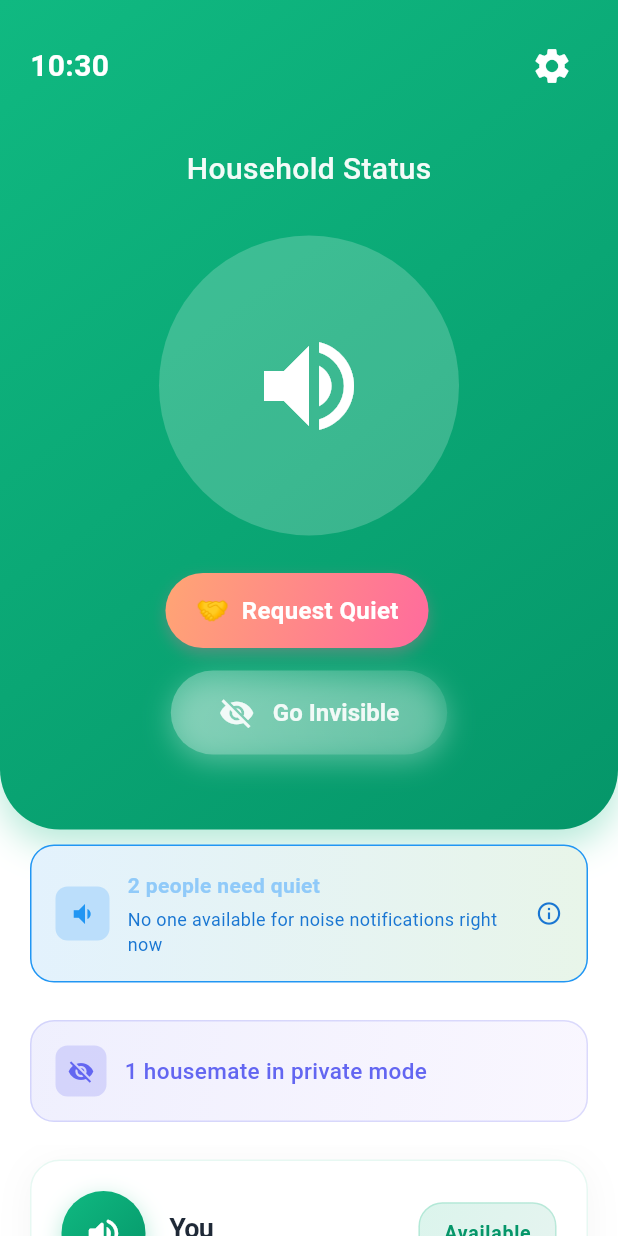
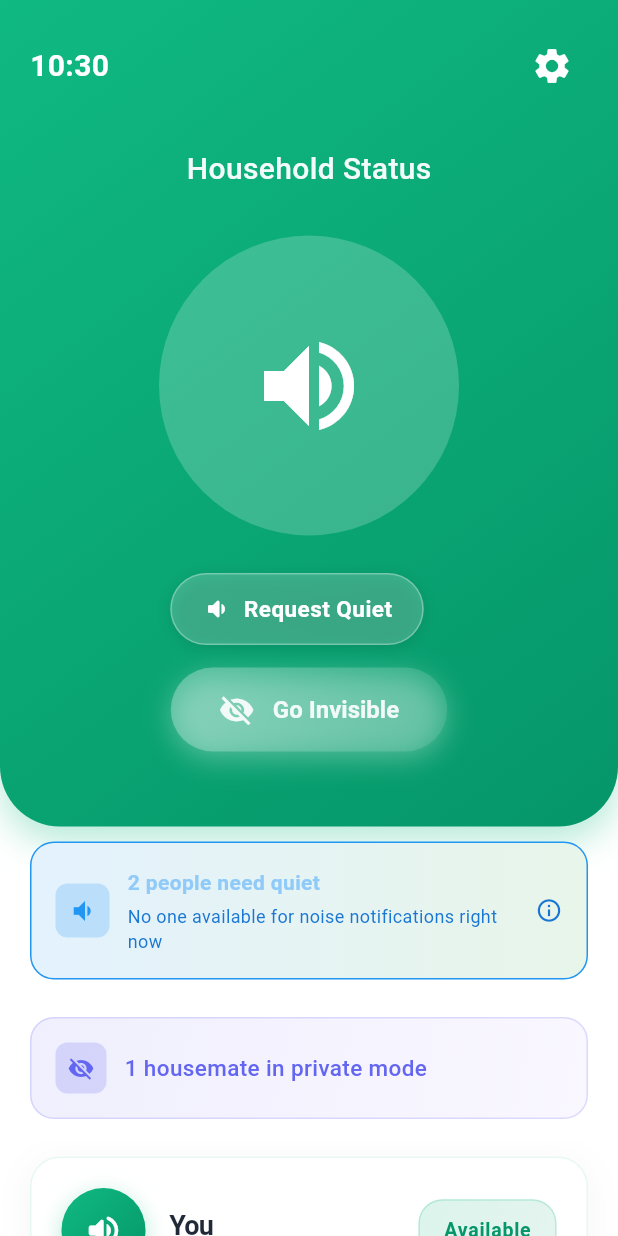
Before and after one commit to jaredleoa/Hush, a Flutter app: the HushHomePage screen opened directly, on a phone screen of 412 x 824 dp. Run offline on Flutter 3.47's test engine with Material 3 defaults, Android fonts, the phone set to English and light mode, and no system bars; our stand-ins replace flutter_local_notifications, shared_preferences, supabase_flutter; accounts and stored records are empty.

Commit message:
refactor: replace emoji icons with Material icons and update button styling

```diff
--- a/hush/lib/widgets/quiet_request_button.dart
+++ b/hush/lib/widgets/quiet_request_button.dart
@@ -24,7 +24,7 @@ class _QuietRequestButtonState extends State<QuietRequestButton>
       duration: Duration(milliseconds: 150),
       vsync: this,
     );
-    _scaleAnimation = Tween<double>(begin: 1.0, end: 0.95).animate(
+    _scaleAnimation = Tween<double>(begin: 1.0, end: 0.96).animate(
       CurvedAnimation(parent: _animationController, curve: Curves.easeInOut),
     );
   }
@@ -53,19 +53,29 @@ class _QuietRequestButtonState extends State<QuietRequestButton>
     // Show confirmation dialog
     final shouldSend = await showDialog<bool>(
       context: context,
-      builder:
-          (context) => AlertDialog(
+      builder: (context) => AlertDialog(
         shape: RoundedRectangleBorder(
           borderRadius: BorderRadius.circular(20),
         ),
         title: Row(
           children: [
-                Text('🤝', style: TextStyle(fontSize: 24)),
+            Container(
+              padding: EdgeInsets.all(8),
+              decoration: BoxDecoration(
+                color: Color(0xFF6366F1).withOpacity(0.1),
+                borderRadius: BorderRadius.circular(8),
+              ),
+              child: Icon(
+                Icons.volume_down_rounded,
+                color: Color(0xFF6366F1),
+                size: 24,
+              ),
+            ),
             SizedBox(width: 12),
             Expanded(
               child: Text(
                 'Request Quiet',
-                    style: TextStyle(fontSize: 20, fontWeight: FontWeight.bold),
+                style: TextStyle(fontSize: 20, fontWeight: FontWeight.w600),
               ),
             ),
           ],
@@ -82,23 +92,26 @@ class _QuietRequestButtonState extends State<QuietRequestButton>
             Container(
               padding: EdgeInsets.all(12),
               decoration: BoxDecoration(
-                    color: Colors.blue[50],
+                color: Color(0xFF6366F1).withOpacity(0.05),
                 borderRadius: BorderRadius.circular(8),
+                border: Border.all(
+                  color: Color(0xFF6366F1).withOpacity(0.2),
+                ),
               ),
               child: Row(
                 children: [
                   Icon(
-                        Icons.info_outline,
-                        color: Colors.blue[700],
-                        size: 20,
+                    Icons.chat_bubble_outline,
+                    color: Color(0xFF6366F1),
+                    size: 18,
                   ),
                   SizedBox(width: 8),
                   Expanded(
                     child: Text(
-                          'They\'ll see: "Someone has requested quiet in common areas"',
+                      '"Someone has requested quiet in common areas"',
                       style: TextStyle(
                         fontSize: 14,
-                            color: Colors.blue[700],
+                        color: Color(0xFF6366F1),
                         fontStyle: FontStyle.italic,
                       ),
                     ),
@@ -138,7 +151,7 @@ class _QuietRequestButtonState extends State<QuietRequestButton>
           SnackBar(
             content: Row(
               children: [
-                Icon(Icons.check_circle, color: Colors.white, size: 20),
+                Icon(Icons.check_circle_rounded, color: Colors.white, size: 20),
                 SizedBox(width: 8),
                 Text('Quiet request sent anonymously'),
               ],
@@ -170,33 +183,39 @@ class _QuietRequestButtonState extends State<QuietRequestButton>
           return Transform.scale(
             scale: _scaleAnimation.value,
             child: Container(
-              padding: EdgeInsets.symmetric(horizontal: 20, vertical: 12),
+              height: 48,
+              padding: EdgeInsets.symmetric(horizontal: 20),
               decoration: BoxDecoration(
-                gradient: LinearGradient(
-                  begin: Alignment.topLeft,
-                  end: Alignment.bottomRight,
-                  colors: [Color(0xFFFFA574), Color(0xFFFF6B9D)],
+                color: Colors.white.withOpacity(0.2),
+                borderRadius: BorderRadius.circular(24),
+                border: Border.all(
+                  color: Colors.white.withOpacity(0.3),
+                  width: 1,
                 ),
-                borderRadius: BorderRadius.circular(25),
                 boxShadow: [
                   BoxShadow(
-                    color: Color(0xFFFF6B9D).withOpacity(0.3),
+                    color: Colors.black.withOpacity(0.1),
                     blurRadius: 8,
-                    offset: Offset(0, 4),
+                    offset: Offset(0, 2),
                   ),
                 ],
               ),
               child: Row(
                 mainAxisSize: MainAxisSize.min,
                 children: [
-                  Text('🤝', style: TextStyle(fontSize: 18)),
+                  Icon(
+                    Icons.volume_down_rounded,
+                    color: Colors.white,
+                    size: 20,
+                  ),
                   SizedBox(width: 8),
                   Text(
                     'Request Quiet',
                     style: TextStyle(
                       color: Colors.white,
-                      fontSize: 16,
+                      fontSize: 15,
                       fontWeight: FontWeight.w600,
+                      letterSpacing: 0.3,
                     ),
                   ),
                 ],
```
Also changed, not shown: hush/lib/models/quiet_reason.dart (+6 -4 lines), 1 other file. Lines whose indentation alone changed are shown as unchanged.
